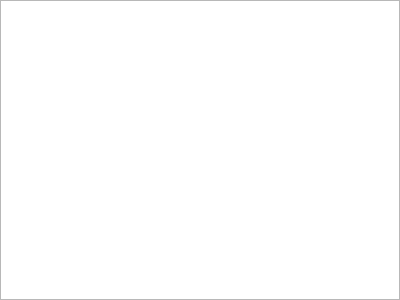
This is qt/ui/transaction_view.ui in Mouchnino/moneyguru as Qt 5 draws it before an edit. The edited form follows.
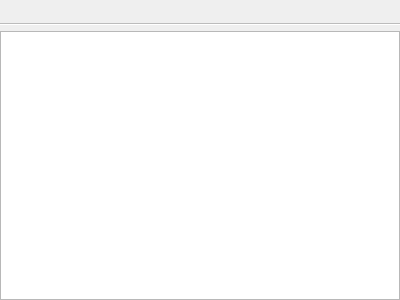
This is the edited form. Custom widgets are drawn as their Qt base class.

Commit message:
qt: Implemented filter bars.
extra : convert_revision : svn%3A7afd0f2a-1d33-46b8-9979-f8add37626ee/trunk%40241

The edit to the form file:
```diff
--- a/qt/ui/transaction_view.ui
+++ b/qt/ui/transaction_view.ui
@@ -17,6 +17,16 @@
    <property name="margin">
     <number>0</number>
    </property>
+   <item>
+    <widget class="QTabBar" name="filterBar" native="true">
+     <property name="minimumSize">
+      <size>
+       <width>0</width>
+       <height>25</height>
+      </size>
+     </property>
+    </widget>
+   </item>
    <item>
     <widget class="TableView" name="tableView">
      <property name="acceptDrops">
@@ -56,6 +66,12 @@
    <extends>QTableView</extends>
    <header>support.item_view</header>
   </customwidget>
+  <customwidget>
+   <class>QTabBar</class>
+   <extends>QWidget</extends>
+   <header>PyQt4.QtGui</header>
+   <container>1</container>
+  </customwidget>
  </customwidgets>
  <resources/>
  <connections/>
```
The commit also changes 6 other files.
